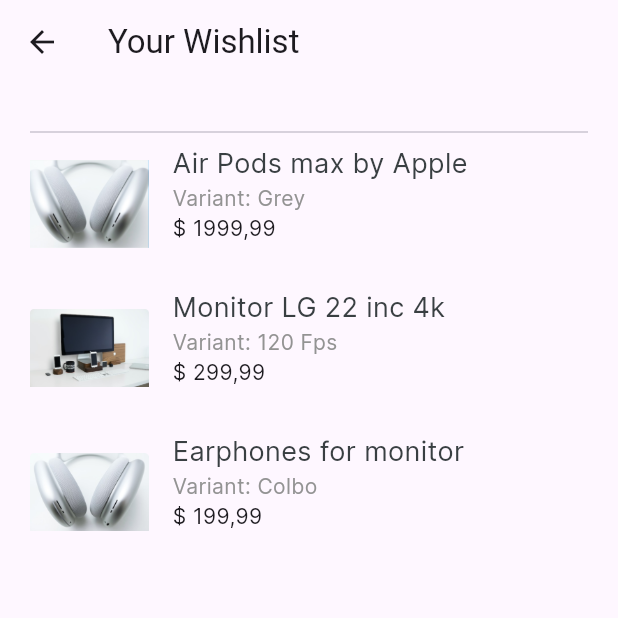
After one commit to naimulhassan2001/new_shops, a Flutter app: the screen it shows after launch, item 2 of the bottom bar chosen, on a phone screen of 412 x 824 dp, the top half of it. The commit adds this screen. Run offline on Flutter 3.47's test engine with Material 3 defaults, Android fonts, the phone set to English and light mode, and no system bars; our stand-ins replace carousel_slider, get, shared_preferences.

Commit message:
wishlist design

```diff
--- /dev/null
+++ b/lib/controllers/wishlist_controller.dart
@@ -0,0 +1,33 @@
+
+import 'package:get/get.dart';
+import '../utils/images_constent.dart';
+
+class WishlistController extends GetxController {
+
+
+
+  RxList wishList = [
+    {
+      "name" : "Air Pods max by Apple",
+      "image" : ImagesContents.airPods,
+      "variant" : "Grey",
+      "price" : "1999,99",
+    },
+    {
+      "name" : "Monitor LG 22 inc 4k",
+      "image" : ImagesContents.monitor,
+
+      "variant" : "120 Fps",
+      "price" : "299,99",
+    },
+    {
+      "name" : "Earphones for monitor",
+      "image" : ImagesContents.earPhone,
+
+      "variant" : "Colbo",
+      "price" : "199,99",
+    },
+  ].obs ;
+
+
+}
--- a/lib/main.dart
+++ b/lib/main.dart
@@ -17,7 +17,7 @@ class MyApp extends StatelessWidget {
 
   @override
   Widget build(BuildContext context) {
-    return GetMaterialApp(
+    return const GetMaterialApp(
       debugShowCheckedModeBanner: false,
       home: HomeScreen(),
       //   home: SearchScreen(),
--- a/lib/views/screens/checkouts/function/bottom_sheet_model.dart
+++ b/lib/views/screens/checkouts/function/bottom_sheet_model.dart
@@ -84,8 +84,8 @@ class BottomSheetModel {
       builder: (context) {
         return Container(
           height: 340,
-          child: Padding(
-            padding: const EdgeInsets.symmetric(horizontal: 20, vertical: 24),
+          child: const Padding(
+            padding: EdgeInsets.symmetric(horizontal: 20, vertical: 24),
             child: SingleChildScrollView(
               child: Column(
                 children: [
--- /dev/null
+++ b/lib/views/screens/wishlist/wishlist_item.dart
@@ -0,0 +1,67 @@
+import 'package:flutter/material.dart';
+import 'package:get/get.dart';
+
+import 'package:new_shops/views/widgets/custom_text.dart';
+
+
+class WishlistItem extends StatelessWidget {
+  WishlistItem({
+    super.key,
+    required this.name,
+    required this.image,
+    required this.variant,
+    required this.price,
+  });
+
+
+  String image ;
+  String name ;
+  String variant ;
+  String price ;
+
+
+  @override
+  Widget build(BuildContext context) {
+    return Container(
+      height: 80,
+      margin: const EdgeInsets.only(bottom: 16),
+      child: Row(
+        children: [
+          Expanded(
+              flex: 2,
+              child: Image.asset(image) ),
+          const SizedBox(width: 16,),
+          Expanded(
+              flex: 7,
+              child: Column(
+                children: [
+                  Align(
+                    alignment: Alignment.topLeft,
+                    child: Text(
+                      name,
+                      maxLines: 1,
+                      style: const TextStyle(
+                          color: Color(0xFF393F42),
+                          fontSize: 18,
+                          fontFamily: 'Inter',
+                          fontWeight: FontWeight.w500
+                      ),
+                    ),
+                  ),
+                  CustomText(title: "Variant: $variant", color: const Color(0xFF939393)),
+                  // const Spacer(),
+                  Row(
+                    children: [
+                      CustomText(title: "\$ $price"),
+                      Spacer(),
+                    ],
+                  )
+
+                ],
+              ))
+        ],
+
+      ),
+    );
+  }
+}
--- /dev/null
+++ b/lib/views/screens/wishlist/wishlist_screen.dart
@@ -0,0 +1,50 @@
+
+import 'package:flutter/material.dart';
+import 'package:get/get.dart';
+import 'package:new_shops/controllers/wishlist_controller.dart';
+import 'package:new_shops/views/screens/wishlist/wishlist_item.dart';
+
+import '../../../controllers/your_cart_controoler.dart';
+import '../details product/details_product_screen.dart';
+import '../your_cart/widget/cart_item.dart';
+
+
+class WishlistScreen extends StatelessWidget {
+  WishlistScreen({super.key});
+
+  WishlistController wishlistController = Get.put(WishlistController());
+
+  @override
+  Widget build(BuildContext context) {
+    return Scaffold(
+      appBar: AppBar(
+        title: const Text("Your Wishlist"),
+      ),
+      body: Padding(
+        padding: const EdgeInsets.symmetric(horizontal: 20, vertical: 24),
+        child: Column(
+          children: [
+            Divider(),
+            Expanded(
+              child: ListView.builder(
+                itemCount: 3,
+                  itemBuilder: (context, index) {
+                    var item = wishlistController.wishList[index];
+                    return GestureDetector(
+                      onTap: (){
+                        Get.to(DetailsProductScreen());
+                      },
+                      child: WishlistItem(
+                          name: item["name"],
+                          image: item["image"],
+                          variant: item["variant"],
+                          price: item["price"]),
+                    );
+                  },),
+            )
+          ],
+        ),
+      ),
+    );
+  }
+}
```
Also changed, not shown: lib/views/screens/home_screen_widgets/bottom_nav_bar.dart (+12 -2 lines), lib/views/screens/profile/profile_screen.dart (added, +47 -0 lines), assets/images/profile_pic.png (added), pubspec.lock.
